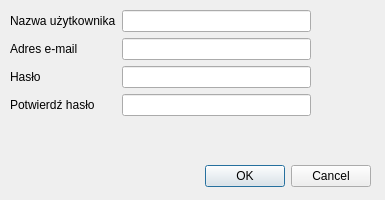
Qt form dodawanieuzytkownika.ui (twardakm/zarzadzanie_projektami) before a commit.
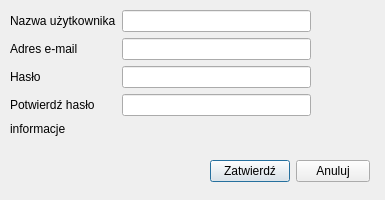
The same form after that commit.

Diff of the .ui file:
```diff
--- a/dodawanieuzytkownika.ui
+++ b/dodawanieuzytkownika.ui
@@ -13,22 +13,6 @@
   <property name="windowTitle">
    <string>Dialog</string>
   </property>
-  <widget class="QDialogButtonBox" name="przyciski">
-   <property name="geometry">
-    <rect>
-     <x>30</x>
-     <y>160</y>
-     <width>341</width>
-     <height>32</height>
-    </rect>
-   </property>
-   <property name="orientation">
-    <enum>Qt::Horizontal</enum>
-   </property>
-   <property name="standardButtons">
-    <set>QDialogButtonBox::Cancel|QDialogButtonBox::Ok</set>
-   </property>
-  </widget>
   <widget class="QWidget" name="formLayoutWidget">
    <property name="geometry">
     <rect>
@@ -39,6 +23,9 @@
     </rect>
    </property>
    <layout class="QFormLayout" name="formLayout">
+    <property name="fieldGrowthPolicy">
+     <enum>QFormLayout::AllNonFixedFieldsGrow</enum>
+    </property>
     <item row="0" column="0">
      <widget class="QLabel" name="nazwa_uzytkownika">
       <property name="text">
@@ -81,8 +68,449 @@
     </item>
     <item row="4" column="0" colspan="2">
      <widget class="QLabel" name="informacje">
+      <property name="palette">
+       <palette>
+        <active>
+         <colorrole role="WindowText">
+          <brush brushstyle="SolidPattern">
+           <color alpha="255">
+            <red>0</red>
+            <green>0</green>
+            <blue>0</blue>
+           </color>
+          </brush>
+         </colorrole>
+         <colorrole role="Button">
+          <brush brushstyle="SolidPattern">
+           <color alpha="255">
+            <red>240</red>
+            <green>0</green>
+            <blue>4</blue>
+           </color>
+          </brush>
+         </colorrole>
+         <colorrole role="Light">
+          <brush brushstyle="SolidPattern">
+           <color alpha="255">
+            <red>255</red>
+            <green>105</green>
+            <blue>107</blue>
+           </color>
+          </brush>
+         </colorrole>
+         <colorrole role="Midlight">
+          <brush brushstyle="SolidPattern">
+           <color alpha="255">
+            <red>247</red>
+            <green>52</green>
+            <blue>55</blue>
+           </color>
+          </brush>
+         </colorrole>
+         <colorrole role="Dark">
+          <brush brushstyle="SolidPattern">
+           <color alpha="255">
+            <red>120</red>
+            <green>0</green>
+            <blue>2</blue>
+           </color>
+          </brush>
+         </colorrole>
+         <colorrole role="Mid">
+          <brush brushstyle="SolidPattern">
+           <color alpha="255">
+            <red>160</red>
+            <green>0</green>
+            <blue>2</blue>
+           </color>
+          </brush>
+         </colorrole>
+         <colorrole role="Text">
+          <brush brushstyle="SolidPattern">
+           <color alpha="255">
+            <red>0</red>
+            <green>0</green>
+            <blue>0</blue>
+           </color>
+          </brush>
+         </colorrole>
+         <colorrole role="BrightText">
+          <brush brushstyle="SolidPattern">
+           <color alpha="255">
+            <red>255</red>
+            <green>255</green>
+            <blue>255</blue>
+           </color>
+          </brush>
+         </colorrole>
+         <colorrole role="ButtonText">
+          <brush brushstyle="SolidPattern">
+           <color alpha="255">
+            <red>0</red>
+            <green>0</green>
+            <blue>0</blue>
+           </color>
+          </brush>
+         </colorrole>
+         <colorrole role="Base">
+          <brush brushstyle="SolidPattern">
+           <color alpha="255">
+            <red>255</red>
+            <green>255</green>
+            <blue>255</blue>
+           </color>
+          </brush>
+         </colorrole>
+         <colorrole role="Window">
+          <brush brushstyle="SolidPattern">
+           <color alpha="255">
+            <red>240</red>
+            <green>0</green>
+            <blue>4</blue>
+           </color>
+          </brush>
+         </colorrole>
+         <colorrole role="Shadow">
+          <brush brushstyle="SolidPattern">
+           <color alpha="255">
+            <red>0</red>
+            <green>0</green>
+            <blue>0</blue>
+           </color>
+          </brush>
+         </colorrole>
+         <colorrole role="AlternateBase">
+          <brush brushstyle="SolidPattern">
+           <color alpha="255">
+            <red>247</red>
+            <green>127</green>
+            <blue>129</blue>
+           </color>
+          </brush>
+         </colorrole>
+         <colorrole role="ToolTipBase">
+          <brush brushstyle="SolidPattern">
+           <color alpha="255">
+            <red>255</red>
+            <green>255</green>
+            <blue>220</blue>
+           </color>
+          </brush>
+         </colorrole>
+         <colorrole role="ToolTipText">
+          <brush brushstyle="SolidPattern">
+           <color alpha="255">
+            <red>0</red>
+            <green>0</green>
+            <blue>0</blue>
+           </color>
+          </brush>
+         </colorrole>
+        </active>
+        <inactive>
+         <colorrole role="WindowText">
+          <brush brushstyle="SolidPattern">
+           <color alpha="255">
+            <red>0</red>
+            <green>0</green>
+            <blue>0</blue>
+           </color>
+          </brush>
+         </colorrole>
+         <colorrole role="Button">
+          <brush brushstyle="SolidPattern">
+           <color alpha="255">
+            <red>240</red>
+            <green>0</green>
+            <blue>4</blue>
+           </color>
+          </brush>
+         </colorrole>
+         <colorrole role="Light">
+          <brush brushstyle="SolidPattern">
+           <color alpha="255">
+            <red>255</red>
+            <green>105</green>
+            <blue>107</blue>
+           </color>
+          </brush>
+         </colorrole>
+         <colorrole role="Midlight">
+          <brush brushstyle="SolidPattern">
+           <color alpha="255">
+            <red>247</red>
+            <green>52</green>
+            <blue>55</blue>
+           </color>
+          </brush>
+         </colorrole>
+         <colorrole role="Dark">
+          <brush brushstyle="SolidPattern">
+           <color alpha="255">
+            <red>120</red>
+            <green>0</green>
+            <blue>2</blue>
+           </color>
+          </brush>
+         </colorrole>
+         <colorrole role="Mid">
+          <brush brushstyle="SolidPattern">
+           <color alpha="255">
+            <red>160</red>
+            <green>0</green>
+            <blue>2</blue>
+           </color>
+          </brush>
+         </colorrole>
+         <colorrole role="Text">
+          <brush brushstyle="SolidPattern">
+           <color alpha="255">
+            <red>0</red>
+            <green>0</green>
+            <blue>0</blue>
+           </color>
+          </brush>
+         </colorrole>
+         <colorrole role="BrightText">
+          <brush brushstyle="SolidPattern">
+           <color alpha="255">
+            <red>255</red>
+            <green>255</green>
+            <blue>255</blue>
+           </color>
+          </brush>
+         </colorrole>
+         <colorrole role="ButtonText">
+          <brush brushstyle="SolidPattern">
+           <color alpha="255">
+            <red>0</red>
+            <green>0</green>
+            <blue>0</blue>
+           </color>
+          </brush>
+         </colorrole>
+         <colorrole role="Base">
+          <brush brushstyle="SolidPattern">
+           <color alpha="255">
+            <red>255</red>
+            <green>255</green>
+            <blue>255</blue>
+           </color>
+          </brush>
+         </colorrole>
+         <colorrole role="Window">
+          <brush brushstyle="SolidPattern">
+           <color alpha="255">
+            <red>240</red>
+            <green>0</green>
+            <blue>4</blue>
+           </color>
+          </brush>
+         </colorrole>
+         <colorrole role="Shadow">
+          <brush brushstyle="SolidPattern">
+           <color alpha="255">
+            <red>0</red>
+            <green>0</green>
+            <blue>0</blue>
+           </color>
+          </brush>
+         </colorrole>
+         <colorrole role="AlternateBase">
+          <brush brushstyle="SolidPattern">
+           <color alpha="255">
+            <red>247</red>
+            <green>127</green>
+            <blue>129</blue>
+           </color>
+          </brush>
+         </colorrole>
+         <colorrole role="ToolTipBase">
+          <brush brushstyle="SolidPattern">
+           <color alpha="255">
+            <red>255</red>
+            <green>255</green>
+            <blue>220</blue>
+           </color>
+          </brush>
+         </colorrole>
+         <colorrole role="ToolTipText">
+          <brush brushstyle="SolidPattern">
+           <color alpha="255">
+            <red>0</red>
+            <green>0</green>
+            <blue>0</blue>
+           </color>
+          </brush>
+         </colorrole>
+        </inactive>
+        <disabled>
+         <colorrole role="WindowText">
+          <brush brushstyle="SolidPattern">
+           <color alpha="255">
+            <red>120</red>
+            <green>0</green>
+            <blue>2</blue>
+           </color>
+          </brush>
+         </colorrole>
+         <colorrole role="Button">
+          <brush brushstyle="SolidPattern">
+           <color alpha="255">
+            <red>240</red>
+            <green>0</green>
+            <blue>4</blue>
+           </color>
+          </brush>
+         </colorrole>
+         <colorrole role="Light">
+          <brush brushstyle="SolidPattern">
+           <color alpha="255">
+            <red>255</red>
+            <green>105</green>
+            <blue>107</blue>
+           </color>
+          </brush>
+         </colorrole>
+         <colorrole role="Midlight">
+          <brush brushstyle="SolidPattern">
+           <color alpha="255">
+            <red>247</red>
+            <green>52</green>
+            <blue>55</blue>
+           </color>
+          </brush>
+         </colorrole>
+         <colorrole role="Dark">
+          <brush brushstyle="SolidPattern">
+           <color alpha="255">
+            <red>120</red>
+            <green>0</green>
+            <blue>2</blue>
+           </color>
+          </brush>
+         </colorrole>
+         <colorrole role="Mid">
+          <brush brushstyle="SolidPattern">
+           <color alpha="255">
+            <red>160</red>
+            <green>0</green>
+            <blue>2</blue>
+           </color>
+          </brush>
+         </colorrole>
+         <colorrole role="Text">
+          <brush brushstyle="SolidPattern">
+           <color alpha="255">
+            <red>120</red>
+            <green>0</green>
+            <blue>2</blue>
+           </color>
+          </brush>
+         </colorrole>
+         <colorrole role="BrightText">
+          <brush brushstyle="SolidPattern">
+           <color alpha="255">
+            <red>255</red>
+            <green>255</green>
+            <blue>255</blue>
+           </color>
+          </brush>
+         </colorrole>
+         <colorrole role="ButtonText">
+          <brush brushstyle="SolidPattern">
+           <color alpha="255">
+            <red>120</red>
+            <green>0</green>
+            <blue>2</blue>
+           </color>
+          </brush>
+         </colorrole>
+         <colorrole role="Base">
+          <brush brushstyle="SolidPattern">
+           <color alpha="255">
+            <red>240</red>
+            <green>0</green>
+            <blue>4</blue>
+           </color>
+          </brush>
+         </colorrole>
+         <colorrole role="Window">
+          <brush brushstyle="SolidPattern">
+           <color alpha="255">
+            <red>240</red>
+            <green>0</green>
+            <blue>4</blue>
+           </color>
+          </brush>
+         </colorrole>
+         <colorrole role="Shadow">
+          <brush brushstyle="SolidPattern">
+           <color alpha="255">
+            <red>0</red>
+            <green>0</green>
+            <blue>0</blue>
+           </color>
+          </brush>
+         </colorrole>
+         <colorrole role="AlternateBase">
+          <brush brushstyle="SolidPattern">
+           <color alpha="255">
+            <red>240</red>
+            <green>0</green>
+            <blue>4</blue>
+           </color>
+          </brush>
+         </colorrole>
+         <colorrole role="ToolTipBase">
+          <brush brushstyle="SolidPattern">
+           <color alpha="255">
+            <red>255</red>
+            <green>255</green>
+            <blue>220</blue>
+           </color>
+          </brush>
+         </colorrole>
+         <colorrole role="ToolTipText">
+          <brush brushstyle="SolidPattern">
+           <color alpha="255">
+            <red>0</red>
+            <green>0</green>
+            <blue>0</blue>
+           </color>
+          </brush>
+         </colorrole>
+        </disabled>
+       </palette>
+      </property>
       <property name="text">
-       <string/>
+       <string>informacje</string>
+      </property>
+     </widget>
+    </item>
+   </layout>
+  </widget>
+  <widget class="QWidget" name="formLayoutWidget_2">
+   <property name="geometry">
+    <rect>
+     <x>210</x>
+     <y>160</y>
+     <width>160</width>
+     <height>41</height>
+    </rect>
+   </property>
+   <layout class="QFormLayout" name="formLayout_2">
+    <item row="0" column="0">
+     <widget class="QPushButton" name="zatwierdz">
+      <property name="text">
+       <string>Zatwierdź</string>
+      </property>
+     </widget>
+    </item>
+    <item row="0" column="1">
+     <widget class="QPushButton" name="anuluj">
+      <property name="text">
+       <string>Anuluj</string>
       </property>
      </widget>
     </item>
```
Left out of the diff: 35 changed lines with no effect on the pictures.
